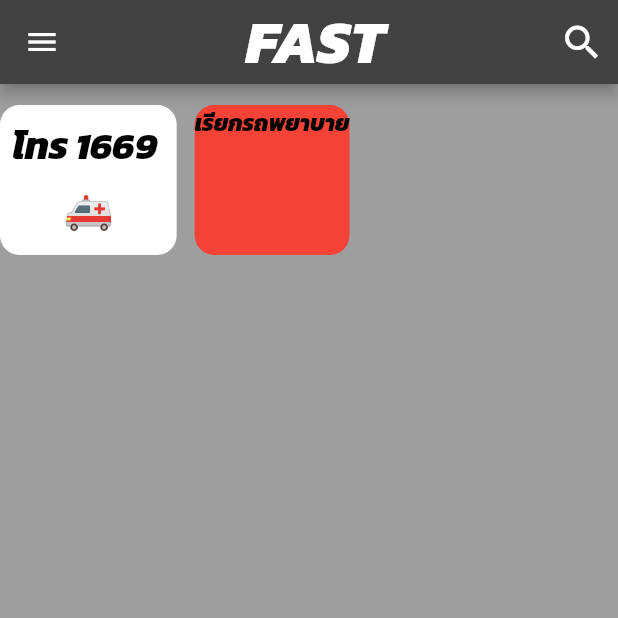
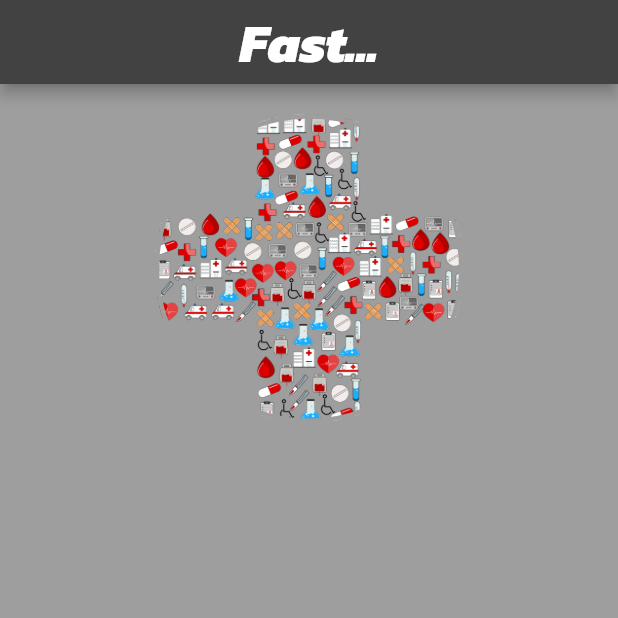
Before and after one commit to thaworn-s/flutter_fast_app, a Flutter app: the screen it shows after launch, on a phone screen of 412 x 824 dp, the top half of it. Run offline on Flutter 3.47's test engine with Material 2 defaults, Android fonts, the phone set to English and light mode, and no system bars; missing offline and left inert: flutter_launcher_icons.

Commit message:
Code V.11 : Edit home UI

```diff
--- a/lib/views/home_ui.dart
+++ b/lib/views/home_ui.dart
@@ -1,7 +1,5 @@
-import 'dart:async';
-
-import 'package:fast_app/main.dart';
 import 'package:flutter/material.dart';
+import 'package:flutter_launcher_icons/android.dart';
 
 class HomeUI extends StatefulWidget {
   const HomeUI({Key? key}) : super(key: key);
@@ -15,147 +13,56 @@ class _HomeUIState extends State<HomeUI> {
   Widget build(BuildContext context) {
     return Scaffold(
       appBar: AppBar(
-        actions: [
-          IconButton(
-              icon: Icon(
-                color: Colors.white,
-                size: 30.0,
-                Icons.search,
-              ),
-              onPressed: () {}),
-        ],
-        backgroundColor: Color.fromARGB(255, 66, 66, 66),
-        title: Center(
-          child: Text(
-            "FAST",
-            style: TextStyle(
-              fontSize: 40,
-            ),
+        centerTitle: true,
+        title: Text(
+          'Fast...',
+          style: TextStyle(
+            fontSize: 35.0,
+            color: Colors.white,
           ),
         ),
+        backgroundColor: Color.fromARGB(255, 66, 66, 66),
       ),
-      drawer: Drawer(
-        child: ListView(
+      backgroundColor: Colors.grey,
+      body: SingleChildScrollView(
+        child: Column(
           children: [
-            Card(
-              color: Colors.blueGrey,
-              child: Column(
-                mainAxisSize: MainAxisSize.min,
-                children: <Widget>[
-                  const ListTile(
-                    title: Text('เจ็บป่วยฉุกเฉินโทร 1669',
-                        style: TextStyle(
-                          fontSize: 20.0,
-                          color: Colors.black,
-                        )),
-                    subtitle: Text(
-                      'โทรฟรี อย่าโทรเล่น...',
-                      style: TextStyle(
-                        color: Colors.black,
+            SizedBox(
+              height: 20.0,
+            ),
+            Column(
+              children: [
+                Row(
+                  mainAxisAlignment: MainAxisAlignment.center,
+                  children: [
+                    Container(
+                      height: MediaQuery.of(context).size.width * 0.5,
+                      width: MediaQuery.of(context).size.width * 0.5,
+                      decoration: BoxDecoration(
+                        border: Border.all(
+                          width: 3.0,
+                          color: Colors.grey,
+                        ),
+                        shape: BoxShape.circle,
+                        image: DecorationImage(
+                          image: AssetImage(
+                            'assets/images/cross.png',
+                          ),
+                          fit: BoxFit.cover,
+                        ),
                       ),
                     ),
-                  ),
-                  Row(
-                    mainAxisAlignment: MainAxisAlignment.end,
-                    children: <Widget>[
-                      Icon(
-                        Icons.phone_android,
-                        size: 30.0,
-                        color: Colors.red[700],
-                      ),
-                      TextButton(
-                        child: const Text(
-                          'โทร 1669 ',
-                          style: TextStyle(
-                            fontSize: 25.0,
-                            color: Colors.black,
-                          ),
-                        ),
-                        onPressed: () {/* ... */},
-                      ),
-                    ],
-                  ),
-                ],
-              ),
+                    SizedBox(
+                      height: 20.0,
+                    ),
+                  ],
+                ),
+
+              ],
             ),
           ],
         ),
       ),
-      body: Column(
-        children: [
-          SizedBox(
-            height: 14.0,
-          ),
-          Row(
-            children: [
-              Center(
-                child: Container(
-                  decoration: BoxDecoration(
-                    borderRadius: BorderRadius.circular(13.0),
-                    color: Colors.white,
-                  ),
-                  height: 100,
-                  child: Column(
-                    mainAxisSize: MainAxisSize.max,
-                    children: <Widget>[
-                      Container(
-                        width: 100.0,
-                      ),
-                      TextButton(
-                        child: const Text(
-                          'โทร 1669 ',
-                          style: TextStyle(
-                            fontSize: 25.0,
-                            color: Colors.black,
-                          ),
-                        ),
-                        onPressed: () {/* ... */},
-                      ),
-
-                      Image.asset(
-                        'assets/images/fast1.png',
-                        height: 32.0,
-                      ),
-                    ],
-                  ),
-                ),
-              ),
-              SizedBox(
-                width: 12.0,
-              ),
-              Container(
-                decoration: BoxDecoration(
-                  borderRadius: BorderRadius.circular(13.0),
-                  color: Colors.red,
-                ),
-                height: 100,
-                child: Column(
-                  mainAxisSize: MainAxisSize.max,
-                  children: <Widget>[
-                    Container(
-                      width: 100.0,
-                    ),
-                    Text(
-                      'เรียกรถพยาบาย',
-                      style: TextStyle(
-                        color: Colors.black,
-                        fontSize: 15,
-                      ),
-                    ),
-                    SizedBox(
-                      height: 15.0,
-                    ),
-                  ],
-                ),
-              ),
-              SizedBox(
-                width: 12.0,
-              ),
-            ],
-          ),
-        ],
-      ),
-      backgroundColor: Colors.grey,
     );
   }
 }
```
